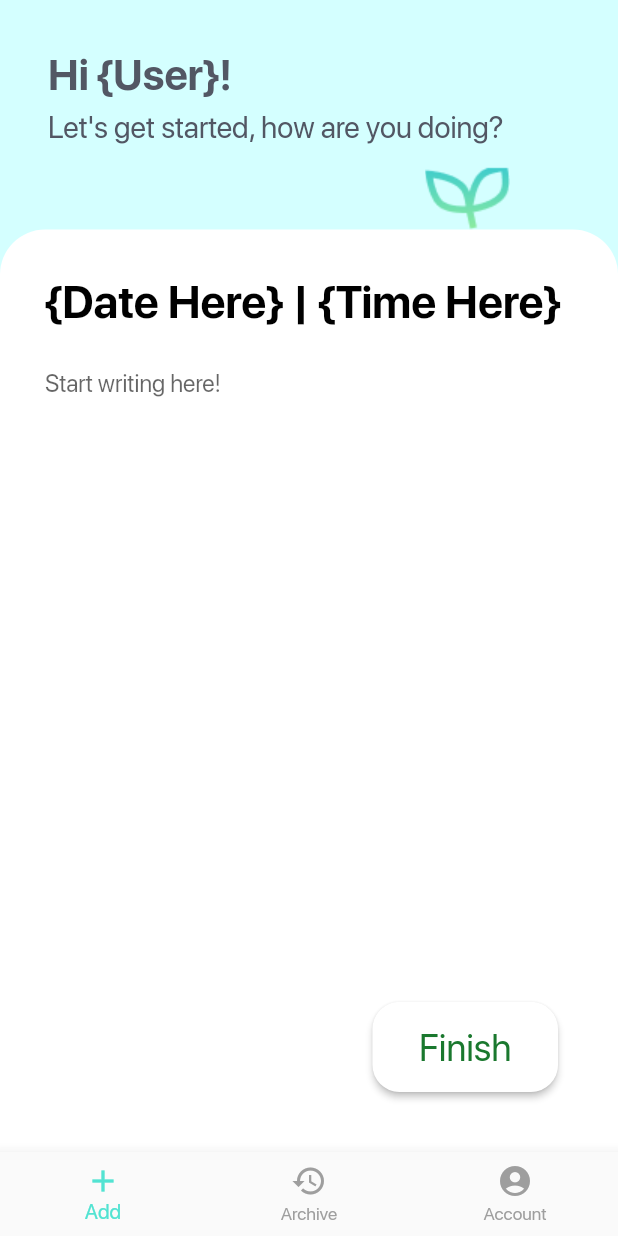
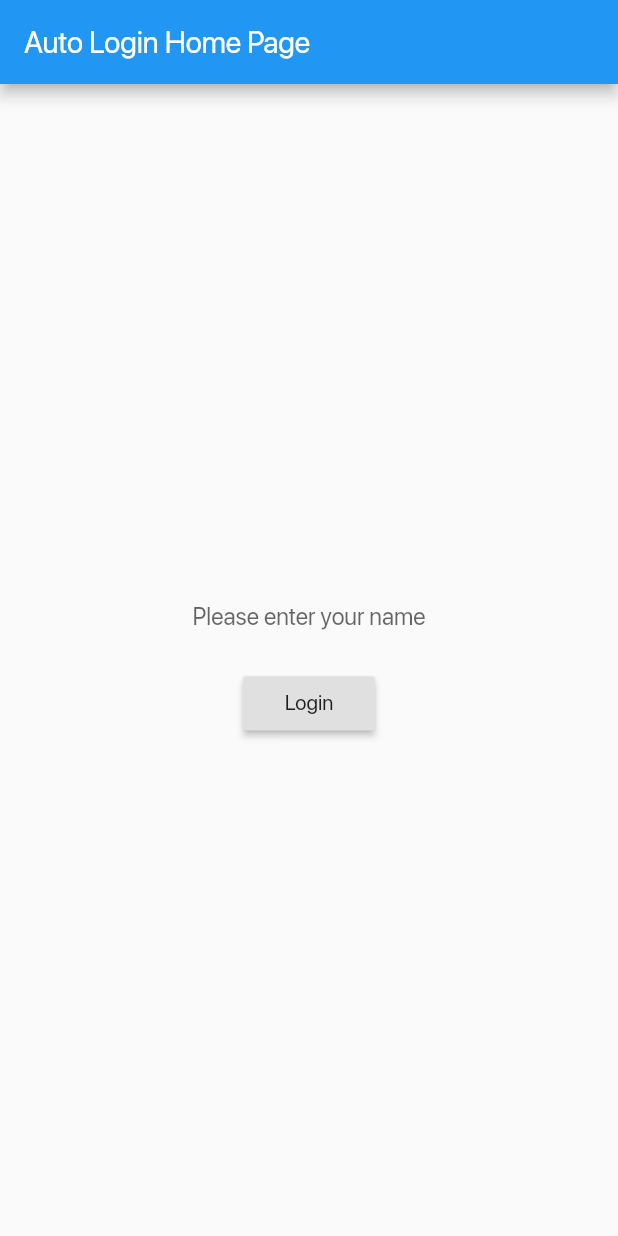
Before and after one commit to jonnachen/ponder, a Flutter app: the screen it shows after launch, on a phone screen of 412 x 824 dp. Run offline on Flutter 3.47's test engine with Material 2 defaults, Android fonts, the phone set to English and light mode, and no system bars; our stand-ins replace shared_preferences.

Commit message:
Start setting up login

```diff
--- /dev/null
+++ b/lib/login.dart
@@ -0,0 +1,17 @@
+import 'package:flutter/material.dart';
+
+class Login extends StatefulWidget {
+  @override
+  _LoginState createState() => _LoginState();
+}
+
+class _LoginState extends State<Login> {
+  @override
+  Widget build(BuildContext context) {
+    return new Scaffold(
+      body: new Center(
+        child: new Text("sign up"),
+      ),
+    );
+  }
+}
--- a/lib/main.dart
+++ b/lib/main.dart
@@ -1,7 +1,9 @@
 import 'package:flutter/material.dart';
-import 'homepage.dart';
+import 'package:shared_preferences/shared_preferences.dart';
+import 'Login.dart';
 import 'archive.dart';
 import 'account.dart';
+import 'login.dart';
 
 void main() {
   runApp(MyApp());
@@ -13,7 +15,80 @@ class MyApp extends StatelessWidget {
     return new MaterialApp(
         title: 'Ponder',
         theme: ThemeData(fontFamily: 'SF Pro'),
-        home: MyBottomNavigationBar());
+        initialRoute: '/',
+        routes: {
+          // When navigating to the "/" route, build the Login widget.
+          '/': (context) => Login(),
+          // When navigating to the "/second" route, build the bottom navigation widget.
+          '/home': (context) => MyBottomNavigationBar(),
+        }
+    );
+  }
+}
+
+class Login extends StatefulWidget {
+  @override
+  _LoginState createState() => _LoginState();
+}
+
+class _LoginState extends State<Login>{
+  bool loggedIn  = false;
+  TextEditingController nameController = TextEditingController();
+
+  @override
+  void initState(){
+    super.initState();
+    autoLogin();
+  }
+
+  void autoLogin() async {
+    final SharedPreferences prefs = await SharedPreferences.getInstance();
+    final String user = prefs.getString('user');
+
+    if (user != null){
+      setState(() {
+        loggedIn = true;
+        user;
+      });
+      return;
+    }
+  }
+
+  Future<Null> login(){
+    print("if I actually had this set up, this would log the  user in");
+  }
+
+  Future<Null> logout(){
+    print("if I actually had this set up, this would log the  user out");
+  }
+
+  @override
+  Widget build(BuildContext context) {
+    return Scaffold(
+      appBar: AppBar(
+        title: Text('Auto Login Home Page'),
+      ),
+      body: Center(
+        child: Column(
+          mainAxisAlignment: MainAxisAlignment.center,
+          children: <Widget>[
+            !loggedIn ? TextField(
+              textAlign: TextAlign.center,
+              controller: nameController,
+              decoration: InputDecoration(
+                  border: InputBorder.none, hintText: 'Please enter your name'),
+            ) : Text('You are logged in'),
+            SizedBox(height: 10.0),
+            RaisedButton(
+              onPressed: () {
+                loggedIn ? logout() : login();
+              },
+              child: loggedIn ? Text('Logout') : Text('Login'),
+            )
+          ],
+        ),
+      ),
+    );
   }
 }
 
@@ -25,7 +100,7 @@ class MyBottomNavigationBar extends StatefulWidget {
 class _MyBottomNavigationBarState extends State<MyBottomNavigationBar> {
   int _currentIndex = 0;
   final List<Widget> _children = [
-    Homepage(),
+    Login(),
     Archive(),
     Account(),
   ];
--- a/pubspec.yaml
+++ b/pubspec.yaml
@@ -28,6 +28,9 @@ dependencies:
   # The following adds the Cupertino Icons font to your application.
   # Use with the CupertinoIcons class for iOS style icons.
   cupertino_icons: ^0.1.3
+
+  ## The following allows for storing datalocally.
+  shared_preferences: ^0.5.1+2
 
 dev_dependencies:
   flutter_test:
```
Also changed, not shown: pubspec.lock, 6 other files.
